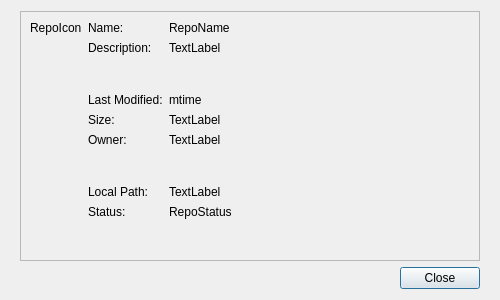
Before: the Qt Designer form ui/repo-detail-dialog.ui in haiwen/seafile-client, drawn with Qt 5.
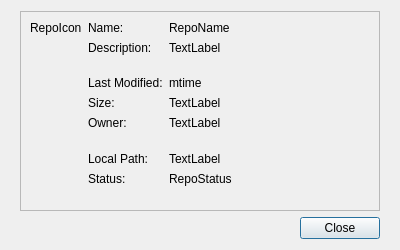
After: the same form once the commit is applied.

The edit to the form file:
```diff
--- a/ui/repo-detail-dialog.ui
+++ b/ui/repo-detail-dialog.ui
@@ -6,8 +6,8 @@
    <rect>
     <x>0</x>
     <y>0</y>
-    <width>500</width>
-    <height>300</height>
+    <width>400</width>
+    <height>250</height>
    </rect>
   </property>
   <property name="sizePolicy">
```
